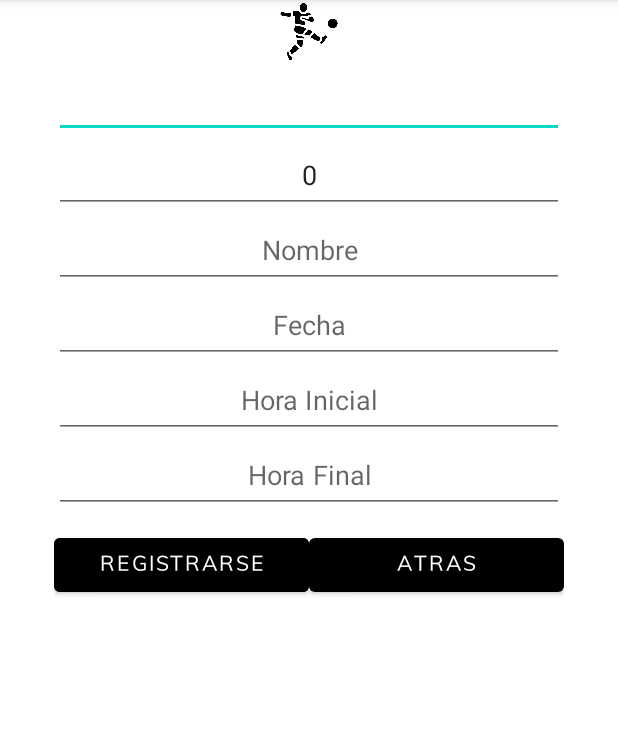
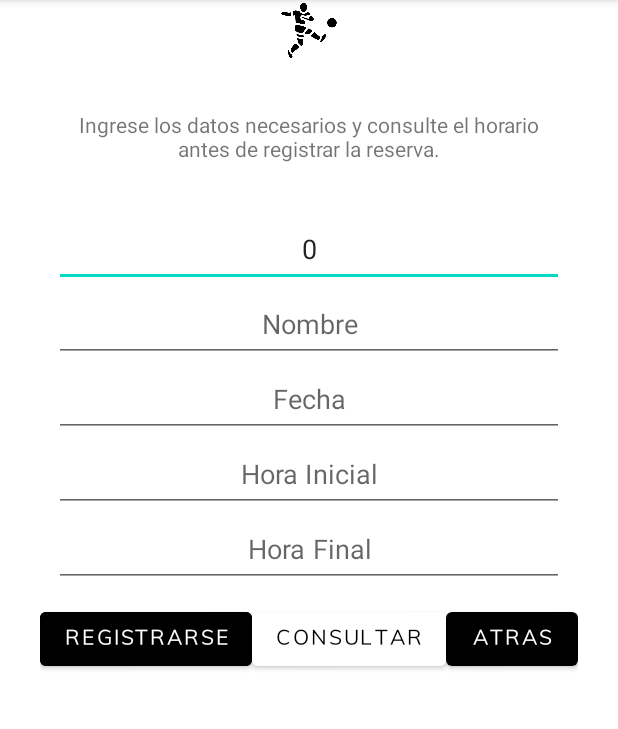
Before and after one commit to aleortbas/proyecto_moviles1, an Android app: the formatoReserva screen opened directly, with no data from a screen before it, on a phone screen of 412 x 824 dp, the part 84-813 px from its top. Run offline under Robolectric (Android 15) with nearby library versions, the phone set to English and light mode, and no system bars; network calls fail.

Commit message:
la consulta de horarios no funciona

```diff
--- a/app/src/main/java/com/example/footboocking/InfolocalActivity.java
+++ b/app/src/main/java/com/example/footboocking/InfolocalActivity.java
@@ -94,7 +94,7 @@ public class InfolocalActivity extends AppCompatActivity implements com.example.
         Intent edit = new Intent(this, formatoReserva.class);
         Product clickItem = canchaList.get(position);
 
-        edit.putExtra("id_local",clickItem.getIdLocal());
+        edit.putExtra("id_local",clickItem.getId());
         startActivity(edit);
     }
 }
--- a/app/src/main/java/com/example/footboocking/formatoReserva.java
+++ b/app/src/main/java/com/example/footboocking/formatoReserva.java
@@ -2,16 +2,31 @@ package com.example.footboocking;
 
 import androidx.appcompat.app.AppCompatActivity;
 
+import android.app.Activity;
 import android.content.Intent;
+import android.os.AsyncTask;
 import android.os.Bundle;
+import android.view.View;
 import android.widget.Button;
 import android.widget.EditText;
+import android.widget.Toast;
+
+import org.apache.http.NameValuePair;
+import org.apache.http.message.BasicNameValuePair;
+import org.json.JSONArray;
+import org.json.JSONException;
+import org.json.JSONObject;
+
+import java.io.IOException;
+import java.util.ArrayList;
+import java.util.List;
 
 public class formatoReserva extends AppCompatActivity {
 
-    EditText idLocal, idCancha, nombreReserva, fecha, horaInicio, horaFinal;
-    Button button, atras;
+    EditText idCancha, nombreReserva, fecha, horaInicio, horaFinal;
+    Button registrar, atras, consultar;
     int id;
+    String id_cancha;
 
 
     @Override
@@ -21,8 +36,83 @@ public class formatoReserva extends AppCompatActivity {
 
         Intent intent = getIntent();
         id = intent.getIntExtra("id_local",0);
+        id_cancha = String.valueOf(id);
 
-        idLocal = findViewById(R.id.idCancha);
-        idLocal.setText(id+"");
+        idCancha = findViewById(R.id.idCancha);
+        nombreReserva = findViewById(R.id.nombreReserva);
+        fecha = findViewById(R.id.fecha);
+        horaInicio = findViewById(R.id.horaInicio);
+        horaFinal = findViewById(R.id.horaFinal);
+
+        registrar = findViewById(R.id.registrar);
+        atras = findViewById(R.id.consultar);
+        consultar = findViewById(R.id.consultar);
+
+        consultar.setOnClickListener(new View.OnClickListener() {
+            @Override
+            public void onClick(View v) {
+                new Consultar(formatoReserva.this).execute();
+            }
+        });
+
+        idCancha.setText(id+"");
+    }
+
+    private horario consultar() throws JSONException, IOException {
+
+        String url = Constants.URL + "footbocking/consultar.php"; // Ruta
+
+        //DATOS
+        List<NameValuePair> nameValuePairs; // lista de datos
+        nameValuePairs = new ArrayList<NameValuePair>(3);//definimos array
+        nameValuePairs.add(new BasicNameValuePair("idCancha", id_cancha.trim()));
+        nameValuePairs.add(new BasicNameValuePair("hora", horaInicio.getText().toString().trim()));
+        nameValuePairs.add(new BasicNameValuePair("horaFinal", horaFinal.getText().toString().trim()));
+
+        String json = APIHandler.POSTRESPONSE(url, nameValuePairs);
+        if (json != null) {
+            JSONObject object = new JSONObject(json);
+            JSONArray json_array = object.optJSONArray("horario");
+            if (json_array.length() > 0) {
+                horario multa = new horario(json_array.getJSONObject(0));
+                return multa;
+            }
+            return null;
+        }
+        return null;
+    }
+
+
+    class Consultar extends AsyncTask<String, String, String>{
+        private Activity context;
+
+        Consultar(Activity context) {
+            this.context = context;
+        }
+
+        @Override
+        protected String doInBackground(String... strings) {
+            try {
+                final horario hora = consultar();
+                if (hora != null){
+                    context.runOnUiThread(new Runnable() {
+                        @Override
+                        public void run() {
+                            if(hora.getEstado()==1){
+                                Toast.makeText(context, "Hora disponible", Toast.LENGTH_LONG).show();
+                            }
+                            if(hora.getEstado()==2){
+                                Toast.makeText(context, "Hora no disponible", Toast.LENGTH_LONG).show();
+                            }
+                        }
+                    });
+                }
+            } catch (JSONException e) {
+                e.printStackTrace();
+            } catch (IOException e) {
+                e.printStackTrace();
+            }
+            return null;
+        }
     }
 }
--- a/app/src/main/res/layout/activity_formato_reserva.xml
+++ b/app/src/main/res/layout/activity_formato_reserva.xml
@@ -24,13 +24,15 @@
             android:layout_weight="1"
             app:srcCompat="@drawable/soccer_player" />
 
-        <EditText
-            android:id="@+id/idLocal"
+
+        <TextView
+            android:id="@+id/textView7"
             android:layout_width="340dp"
-            android:layout_height="50dp"
+            android:layout_height="70dp"
+            android:layout_weight="1"
             android:layout_gravity="center"
             android:gravity="center"
-            android:inputType="textPersonName" />
+            android:text="Ingrese los datos necesarios y consulte el horario antes de registrar la reserva." />
 
         <EditText
             android:id="@+id/idCancha"
@@ -38,6 +40,7 @@
             android:layout_height="50dp"
             android:layout_gravity="center"
             android:gravity="center"
+            android:hint="ID: "
             android:inputType="textPersonName" />
 
         <EditText
@@ -65,38 +68,51 @@
             android:layout_gravity="center"
             android:gravity="center"
             android:hint="Hora Inicial"
-            android:inputType="textPersonName" />
+            android:inputType="text" />
 
         <EditText
-            android:id="@+id/nombre"
+            android:id="@+id/horaFinal"
             android:layout_width="340dp"
             android:layout_height="50dp"
             android:layout_gravity="center"
             android:gravity="center"
             android:hint="Hora Final"
-            android:inputType="textPersonName" />
+            android:inputType="text" />
 
         <RadioGroup
-            android:layout_width="340dp"
+            android:layout_width="wrap_content"
             android:layout_height="70dp"
             android:layout_gravity="center"
             android:orientation="horizontal">
 
             <Button
-                android:id="@+id/button"
-                android:layout_width="170dp"
+                android:id="@+id/registrar"
+                android:layout_width="wrap_content"
                 android:layout_height="wrap_content"
                 android:layout_gravity="center"
                 android:backgroundTint="@color/black"
                 android:fontFamily="@font/font_awesome"
+                android:onClick="registrar"
                 android:text="Registrarse" />
 
             <Button
+                android:id="@+id/consultar"
+                android:layout_width="wrap_content"
+                android:layout_height="wrap_content"
+                android:layout_gravity="center"
+                android:backgroundTint="@color/white"
+                android:fontFamily="@font/font_awesome"
+                android:onClick="consultar"
+                android:textColor="@color/black"
+                android:text="consultar" />
+
+            <Button
                 android:id="@+id/buttonQr"
-                android:layout_width="170dp"
+                android:layout_width="wrap_content"
                 android:layout_height="wrap_content"
                 android:layout_gravity="center"
                 android:fontFamily="@font/font_awesome"
+                android:onClick="atras"
                 android:text="Atras"
                 />
 
```
Also changed, not shown: app/src/main/java/com/example/footboocking/horario.java (added, +69 -0 lines).
